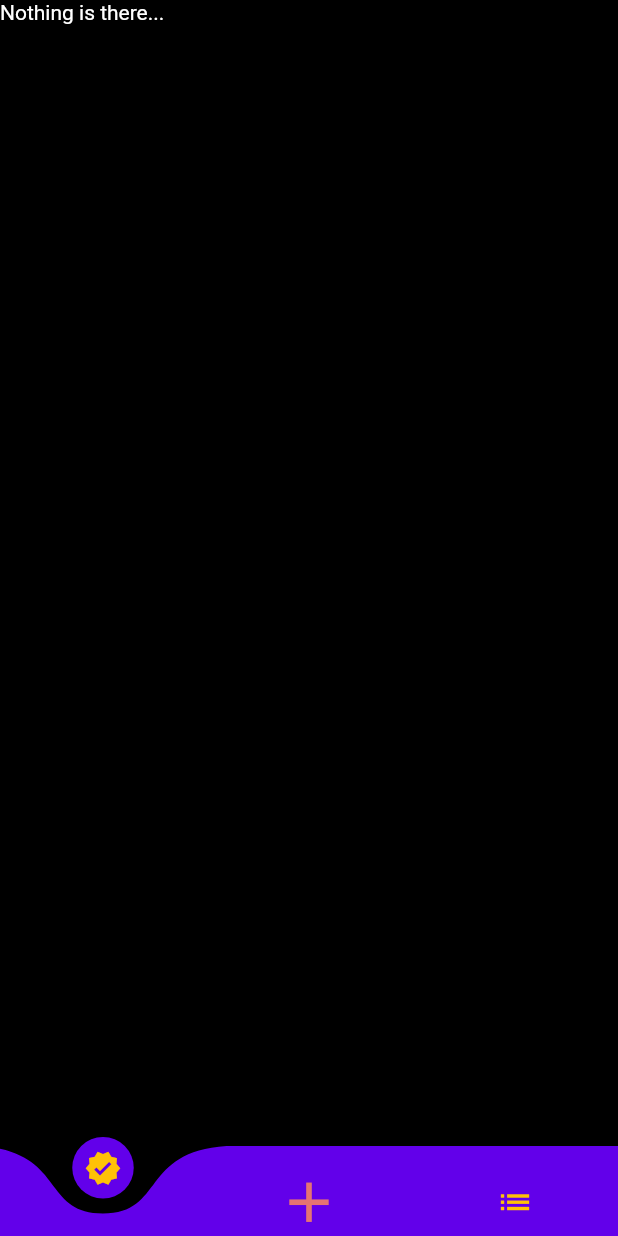
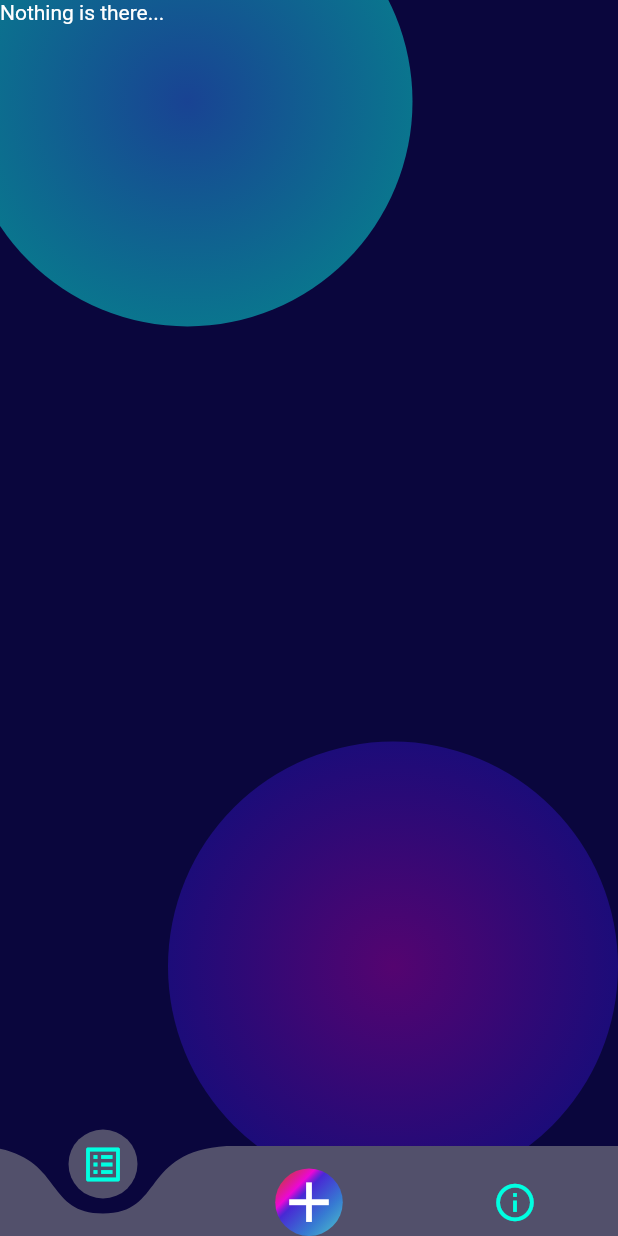
Before and after one commit to bl1nkker/flutter-todo-app, a Flutter app: the screen it shows after launch, on a phone screen of 412 x 824 dp. Run offline on Flutter 3.47's test engine with Material 2 defaults, Android fonts, the phone set to English and light mode, and no system bars; drawn by our look-alikes of curved_navigation_bar; our stand-ins replace sqflite; accounts and stored records are empty.

```diff
--- /dev/null
+++ b/lib/app_colors.dart
@@ -0,0 +1,38 @@
+import 'package:flutter/material.dart';
+
+const Color darkThemeBg = Color.fromRGBO(10, 6, 61, 1);
+const RadialGradient firstBallGradient = RadialGradient(colors: [
+  Color.fromRGBO(43, 141, 252, .45),
+  Color.fromRGBO(10, 252, 241, .45),
+]);
+const RadialGradient secondBallGradient = RadialGradient(colors: [
+  Color.fromRGBO(250, 0, 225, .31),
+  Color.fromRGBO(68, 25, 255, .31),
+]);
+
+//Todo List
+const LinearGradient cardGradientBg = LinearGradient(colors: [
+  Color.fromRGBO(153, 153, 153, 0.4),
+  Color.fromRGBO(153, 153, 153, 0.4)
+], begin: Alignment.topRight, end: Alignment.bottomLeft);
+const Color cardDescriptionTextColor = Colors.white;
+const Color cardDeadlineTextColor = Colors.grey;
+const Color cardCompleteIcon = Color.fromRGBO(43, 255, 103, .71);
+const Color cardDeleteIcon = Color.fromRGBO(255, 38, 71, .71);
+
+// Bottom NavBar
+const Color transparentColor = Color.fromRGBO(153, 153, 153, 0.5);
+const Color middleButtonIconColor = Colors.white;
+const Color firstButtonIconColor = Color.fromRGBO(0, 255, 225, 1);
+const Color thirdButtonIconColor = Color.fromRGBO(0, 255, 225, 1);
+const LinearGradient middleButtonGradient = LinearGradient(
+    colors: [
+      Color.fromRGBO(255, 38, 71, .71),
+      Color.fromRGBO(250, 0, 225, .91),
+      Color.fromRGBO(68, 25, 255, .71),
+      Color.fromRGBO(43, 141, 252, .71),
+      Color.fromRGBO(78, 252, 241, .71),
+    ],
+    begin: Alignment.topLeft,
+    end: Alignment.bottomRight,
+    stops: [.1, .3, .4, .7, 1]);
--- a/lib/main.dart
+++ b/lib/main.dart
@@ -1,5 +1,8 @@
+// ignore_for_file: prefer_const_constructors
+
 import 'package:flutter/material.dart';
 import 'package:curved_navigation_bar/curved_navigation_bar.dart';
+import 'package:flutter_todo_app/app_colors.dart';
 import 'package:flutter_todo_app/provider/todo_provider.dart';
 import 'package:flutter_todo_app/views/add_todo.dart';
 import 'package:flutter_todo_app/views/todos_page.dart';
@@ -29,29 +32,52 @@ class _HomePageState extends State<HomePage> {
   int currentIndex = 0;
   @override
   Widget build(BuildContext context) {
-    Color primaryColor = Colors.black;
-    Color secondaryColor = Colors.deepPurpleAccent.shade700;
-    Color iconsColor = Colors.amber;
     return SafeArea(
       child: Scaffold(
         body: Container(
-          color: primaryColor,
+          color: darkThemeBg,
           height: MediaQuery.of(context).size.height,
           width: MediaQuery.of(context).size.width,
-          child: IndexedStack(
-            children: screens,
-            index: currentIndex,
-          ),
+          child: Stack(children: [
+            Positioned(
+                top: MediaQuery.of(context).size.height * -.1,
+                left: -25,
+                child: Container(
+                    height: 300,
+                    width: 300,
+                    decoration: BoxDecoration(
+                        shape: BoxShape.circle, gradient: firstBallGradient))),
+            Positioned(
+                top: MediaQuery.of(context).size.height * .6,
+                right: 0,
+                child: Container(
+                    height: 300,
+                    width: 300,
+                    decoration: BoxDecoration(
+                        shape: BoxShape.circle, gradient: secondBallGradient))),
+            IndexedStack(
+              children: screens,
+              index: currentIndex,
+            ),
+          ]),
         ),
         bottomNavigationBar: CurvedNavigationBar(
           height: 60,
-          color: secondaryColor,
-          backgroundColor: primaryColor,
-          buttonBackgroundColor: secondaryColor,
+          color: transparentColor,
+          backgroundColor: darkThemeBg,
           items: <Widget>[
-            Icon(Icons.verified, size: 25, color: iconsColor),
-            Icon(Icons.add, size: 45, color: Colors.red.shade300),
-            Icon(Icons.list, size: 25, color: iconsColor),
+            Container(
+              child: Icon(Icons.list_alt_outlined,
+                  size: 30, color: firstButtonIconColor),
+            ),
+            Container(
+                decoration: BoxDecoration(
+                    gradient: middleButtonGradient,
+                    borderRadius: BorderRadius.circular(50)),
+                child: Icon(Icons.add, size: 45, color: middleButtonIconColor)),
+            Container(
+                child: Icon(Icons.info_outline,
+                    size: 30, color: thirdButtonIconColor)),
           ],
           onTap: (index) {
             // Navigator here
```
Also changed, not shown: lib/components/todoList/todo_by_dates.dart (+13 -5 lines), lib/components/todoList/todo_card.dart (+20 -5 lines).
